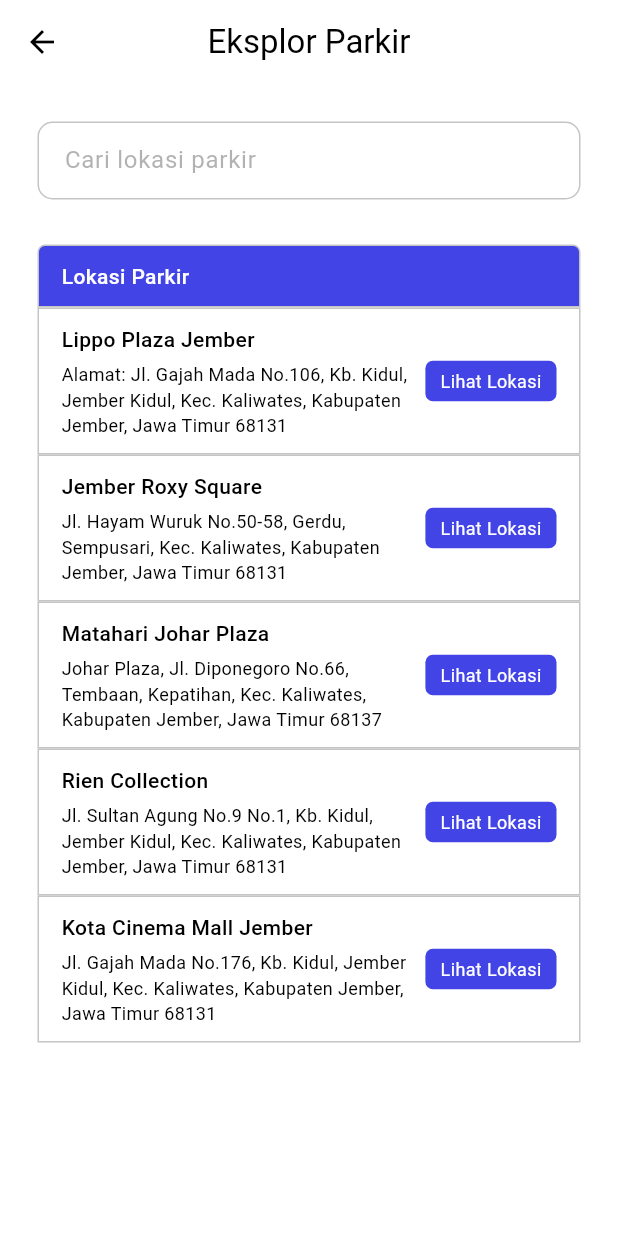
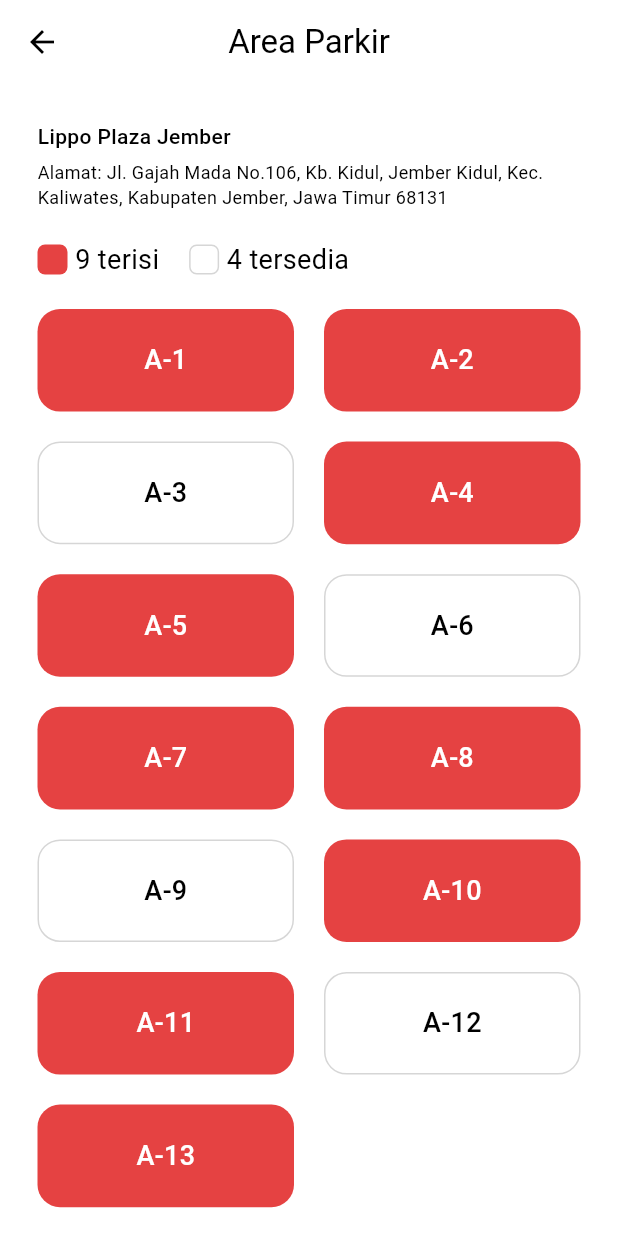
Before and after one commit to fauzan2720/smart-parking, a Flutter app: the ExploreParkingPage screen opened directly, after a tap on "Lihat Lokasi", on a phone screen of 412 x 824 dp. Run offline on Flutter 3.47's test engine with Material 2 defaults, Android fonts, the light colour scheme and no system bars; our stand-ins replace flutter_animate, flutter_bloc, get_it, image_picker, qr_flutter; missing offline and left inert: mobile_scanner.

Commit message:
slicing parking area

```diff
--- a/lib/core/constants/colors.dart
+++ b/lib/core/constants/colors.dart
@@ -9,4 +9,5 @@
   static const Color black = Color(0xff000000);
   static const Color red = Color(0xffE54242);
   static const Color green = Color(0xff008654);
+  static const Color border = Color(0xffD6D6D6);
 }
--- a/lib/core/constants/font_weight.dart
+++ b/lib/core/constants/font_weight.dart
@@ -1,12 +1,12 @@
 part of 'package:smart_parking/core.dart';
 
 class FW {
-  static const thin = FontWeight.w100;
-  static const extralight = FontWeight.w200;
-  static const light = FontWeight.w300;
-  static const regular = FontWeight.w400;
-  static const medium = FontWeight.w500;
-  static const semibold = FontWeight.w600;
-  static const bold = FontWeight.w700;
-  static const extrabold = FontWeight.w800;
+  static const FontWeight thin = FontWeight.w100;
+  static const FontWeight extralight = FontWeight.w200;
+  static const FontWeight light = FontWeight.w300;
+  static const FontWeight regular = FontWeight.w400;
+  static const FontWeight medium = FontWeight.w500;
+  static const FontWeight semibold = FontWeight.w600;
+  static const FontWeight bold = FontWeight.w700;
+  static const FontWeight extrabold = FontWeight.w800;
 }
--- /dev/null
+++ b/lib/features/parking/domain/entities/parking_area.dart
@@ -0,0 +1,9 @@
+class ParkingArea {
+  final String location;
+  final bool available;
+
+  ParkingArea({
+    required this.location,
+    required this.available,
+  });
+}
--- a/lib/features/parking/presentation/pages/explore_parking_page.dart
+++ b/lib/features/parking/presentation/pages/explore_parking_page.dart
@@ -1,6 +1,7 @@
 import 'package:flutter/material.dart';
 import 'package:smart_parking/core.dart';
 import 'package:smart_parking/features/parking/domain/entities/parking_location_entity.dart';
+import 'package:smart_parking/features/parking/presentation/pages/parking_area_page.dart';
 import 'package:smart_parking/features/parking/presentation/widgets/explore_parking_card.dart';
 
 class ExploreParkingPage extends StatefulWidget {
@@ -91,7 +92,7 @@
               enabledBorder: OutlineInputBorder(
                 borderRadius: BorderRadius.circular(10.0),
                 borderSide: const BorderSide(
-                  color: Color(0xffC5C5C5),
+                  color: AppColors.border,
                 ),
               ),
             ),
@@ -106,7 +107,7 @@
               ),
               color: AppColors.primary,
               border: Border.all(
-                color: const Color(0xffC5C5C5),
+                color: AppColors.border,
               ),
             ),
             child: const Text(
@@ -123,7 +124,7 @@
                   const EdgeInsets.symmetric(vertical: 10.0, horizontal: 15.0),
               decoration: BoxDecoration(
                 border: Border.all(
-                  color: const Color(0xffC5C5C5),
+                  color: AppColors.border,
                 ),
               ),
               child: Row(
@@ -146,11 +147,10 @@
             itemBuilder: (BuildContext context, int index) {
               return ExploreParkingCard(
                 parkingLocationEntity: searchResult[index],
-                  onTap: () {
-                    // print("Oke");
+                onTap: () => context.push(ParkingAreaPage(searchResult[index])),
+              );
             },
-                );
-              }),
+          ),
         ],
       ),
     );
--- /dev/null
+++ b/lib/features/parking/presentation/pages/parking_area_page.dart
@@ -0,0 +1,157 @@
+import 'package:flutter/material.dart';
+import 'package:smart_parking/core.dart';
+import 'package:smart_parking/features/parking/domain/entities/parking_area.dart';
+import 'package:smart_parking/features/parking/domain/entities/parking_location_entity.dart';
+import 'package:smart_parking/features/parking/presentation/widgets/parking_area_card.dart';
+
+class ParkingAreaPage extends StatelessWidget {
+  final ParkingLocationEntity parkingLocationEntity;
+
+  const ParkingAreaPage(
+    this.parkingLocationEntity, {
+    super.key,
+  });
+
+  @override
+  Widget build(BuildContext context) {
+    final List<ParkingArea> parkingAreas = [
+      ParkingArea(
+        location: "A-1",
+        available: false,
+      ),
+      ParkingArea(
+        location: "A-2",
+        available: false,
+      ),
+      ParkingArea(
+        location: "A-3",
+        available: true,
+      ),
+      ParkingArea(
+        location: "A-4",
+        available: false,
+      ),
+      ParkingArea(
+        location: "A-5",
+        available: false,
+      ),
+      ParkingArea(
+        location: "A-6",
+        available: true,
+      ),
+      ParkingArea(
+        location: "A-7",
+        available: false,
+      ),
+      ParkingArea(
+        location: "A-8",
+        available: false,
+      ),
+      ParkingArea(
+        location: "A-9",
+        available: true,
+      ),
+      ParkingArea(
+        location: "A-10",
+        available: false,
+      ),
+      ParkingArea(
+        location: "A-11",
+        available: false,
+      ),
+      ParkingArea(
+        location: "A-12",
+        available: true,
+      ),
+      ParkingArea(
+        location: "A-13",
+        available: false,
+      ),
+    ];
+
+    return Scaffold(
+      appBar: AppBar(
+        title: const Text("Area Parkir"),
+      ),
+      body: ListView(
+        padding: const EdgeInsets.all(AppSizes.primary),
+        children: [
+          Column(
+            crossAxisAlignment: CrossAxisAlignment.start,
+            children: [
+              Text(
+                parkingLocationEntity.name,
+                style: const TextStyle(
+                  fontWeight: FW.medium,
+                ),
+              ),
+              5.0.height,
+              Text(
+                parkingLocationEntity.address,
+                style: const TextStyle(
+                  fontSize: 12.0,
+                ),
+              ),
+              20.0.height,
+              Row(
+                children: [
+                  Container(
+                    height: 20.0,
+                    width: 20.0,
+                    decoration: BoxDecoration(
+                      borderRadius: BorderRadius.circular(5.0),
+                      color: AppColors.red,
+                    ),
+                  ),
+                  5.0.width,
+                  const Text(
+                    "9 terisi",
+                    style: TextStyle(
+                      fontSize: 18.0,
+                    ),
+                  ),
+                  20.0.width,
+                  Container(
+                    height: 20.0,
+                    width: 20.0,
+                    decoration: BoxDecoration(
+                      borderRadius: BorderRadius.circular(5.0),
+                      color: Colors.transparent,
+                      border: Border.all(
+                        color: AppColors.border,
+                      ),
+                    ),
+                  ),
+                  5.0.width,
+                  const Text(
+                    "4 tersedia",
+                    style: TextStyle(
+                      fontSize: 18.0,
+                    ),
+                  ),
+                ],
+              ),
+            ],
+          ),
+          20.0.height,
+          GridView.builder(
+            gridDelegate: const SliverGridDelegateWithFixedCrossAxisCount(
+              childAspectRatio: 2.5,
+              crossAxisCount: 2,
+              mainAxisSpacing: 20.0,
+              crossAxisSpacing: 20.0,
+            ),
+            itemCount: parkingAreas.length,
+            shrinkWrap: true,
+            physics: const NeverScrollableScrollPhysics(),
+            itemBuilder: (BuildContext context, int index) {
+              return ParkingAreaCard(
+                parkingArea: parkingAreas[index],
+              );
+            },
+          ),
+        ],
+      ),
+    );
+  }
+}
--- a/lib/features/parking/presentation/widgets/explore_parking_card.dart
+++ b/lib/features/parking/presentation/widgets/explore_parking_card.dart
@@ -18,7 +18,7 @@
       padding: const EdgeInsets.symmetric(vertical: 10.0, horizontal: 15.0),
       decoration: BoxDecoration(
         border: Border.all(
-          color: const Color(0xffC5C5C5),
+          color: AppColors.border,
         ),
       ),
       child: Row(
--- /dev/null
+++ b/lib/features/parking/presentation/widgets/parking_area_card.dart
@@ -0,0 +1,34 @@
+import 'package:flutter/material.dart';
+import 'package:smart_parking/core.dart';
+import 'package:smart_parking/features/parking/domain/entities/parking_area.dart';
+
+class ParkingAreaCard extends StatelessWidget {
+  final ParkingArea parkingArea;
+
+  const ParkingAreaCard({
+    super.key,
+    required this.parkingArea,
+  });
+
+  @override
+  Widget build(BuildContext context) {
+    return Container(
+      decoration: BoxDecoration(
+        color: parkingArea.available ? null : AppColors.red,
+        borderRadius: BorderRadius.circular(AppSizes.radius),
+        border:
+            parkingArea.available ? Border.all(color: AppColors.border) : null,
+      ),
+      child: Center(
+        child: Text(
+          parkingArea.location,
+          style: TextStyle(
+            fontSize: 18.0,
+            fontWeight: FW.medium,
+            color: parkingArea.available ? AppColors.black : AppColors.white,
+          ),
+        ),
+      ),
+    );
+  }
+}
```
Lines whose indentation alone changed are shown as unchanged.
